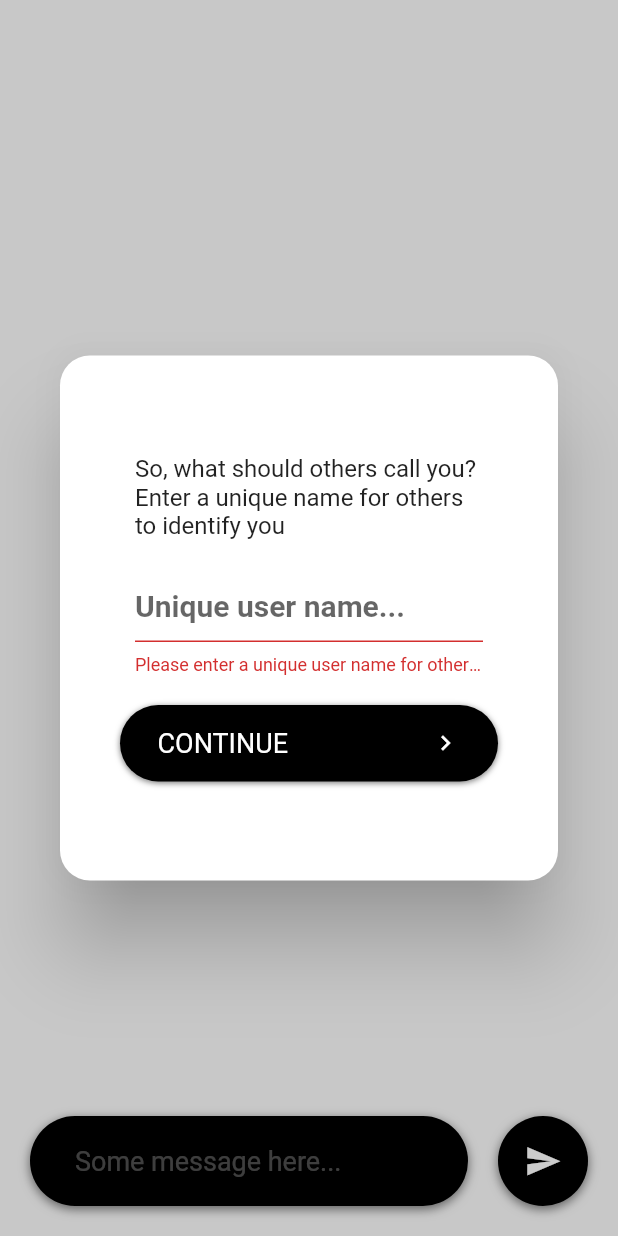
After one commit to gaurav-12/chat-app-flutter, a Flutter app: the screen it shows after launch, after a tap on "CONTINUE", on a phone screen of 412 x 824 dp. The commit adds this screen. Run offline on Flutter 3.47's test engine with Material 2 defaults, Android fonts, the phone set to English and light mode, and no system bars; our stand-ins replace socket_io_client; network calls fail.

Commit message:
Added notification box to update of new member added, and fixed UI issue for mobile

```diff
--- a/lib/ChatPage.dart
+++ b/lib/ChatPage.dart
@@ -1,6 +1,7 @@
 import 'dart:async';
 import 'dart:ui';
 
+import 'package:ChatApp/NameDialog.dart';
 import 'package:flutter/cupertino.dart';
 import 'package:flutter/material.dart';
 import 'package:socket_io_client/socket_io_client.dart' as SocketIO;
@@ -12,8 +13,13 @@ class ChatPage extends StatefulWidget {
   ChatPageState createState() => ChatPageState();
 }
 
-class ChatPageState extends State<ChatPage> {
+class ChatPageState extends State<ChatPage> with TickerProviderStateMixin {
   SocketIO.Socket socketIO;
+  String newMemberName;
+  double notificationBoxOp;
+  Animation<Offset> slideAnim;
+  AnimationController animController;
+
   List<dynamic> messages;
   double height, width;
   TextEditingController textController;
@@ -39,6 +45,16 @@ class ChatPageState extends State<ChatPage> {
   void initState() {
     super.initState();
 
+    socketIO = SocketIO.io(url, <String, dynamic>{
+      'autoConnect': false,
+    });
+    newMemberName = '';
+    notificationBoxOp = 0;
+    animController =
+        AnimationController(vsync: this, duration: Duration(milliseconds: 500));
+    slideAnim = Tween<Offset>(begin: Offset(0, -100), end: Offset.zero).animate(
+        new CurvedAnimation(parent: animController, curve: Curves.easeInOut));
+
     messages = List<dynamic>();
 
     textController = TextEditingController();
@@ -57,13 +73,15 @@ class ChatPageState extends State<ChatPage> {
     submittingName = false;
     nameValid = true;
     selfName = '';
+
+    WidgetsBinding.instance.addPostFrameCallback((_) {
+      showInitDialog(scaffoldContext);
+    });
   }
 
   bool connected = false;
-  void initSocket(context) {
-    print('Init Socket...');
-    socketIO = SocketIO.io(url);
-
+  Timer notificationTimer;
+  void initSocket(name) {
     socketIO.on('receive_message', (message) {
       setState(() {
         message['source'] = 'other';
@@ -73,21 +91,44 @@ class ChatPageState extends State<ChatPage> {
       });
     });
 
-    socketIO.connect();
+    socketIO.on('new_member', (message) {
+      print("New member added: " + message['name']);
+
+      animController.forward();
+      setState(() {
+        notificationBoxOp = 1;
+        newMemberName = message['name'];
+      });
+
+      if (notificationTimer != null) notificationTimer.cancel();
+      notificationTimer = Timer(Duration(seconds: 5), () {
+        animController.reverse();
+        setState(() {
+          notificationBoxOp = 0;
+        });
+      });
+    });
+
     socketIO.on('connect', (_) {
-      print('successfully connected!');
+      print('Successfully connected!');
       if (!connected) {
-        selfName = nameFieldController.text.trim();
-        Navigator.of(context).pop();
+        selfName = name.trim();
+        Navigator.of(scaffoldContext).pop();
         connected = true;
+
+        socketIO.emit('new_member', {'name': selfName});
       }
     });
+
     socketIO.on('connect_error', (_) {
-      print('an error occured while connecting to the server');
+      print('An error occured while connecting to the server');
     });
     socketIO.on('error', (_) {
       print('an error occured');
     });
+
+    print('Init Socket...');
+    socketIO.connect();
   }
 
   Timer timer;
@@ -126,100 +167,7 @@ class ChatPageState extends State<ChatPage> {
         barrierDismissible: false,
         context: contextParent,
         builder: (BuildContext context) {
-          return Dialog(
-            shape: RoundedRectangleBorder(
-                borderRadius: BorderRadius.circular(20.0)),
-            child: Container(
-              constraints: BoxConstraints.expand(height: 350, width: 500),
-              child: Padding(
-                padding: const EdgeInsets.all(20.0),
-                child: Column(
-                  mainAxisAlignment: MainAxisAlignment.center,
-                  crossAxisAlignment: CrossAxisAlignment.center,
-                  children: [
-                    Container(
-                      margin:
-                          EdgeInsets.symmetric(horizontal: 30, vertical: 20),
-                      child: Text(
-                        'So, what should others call you? Enter a unique name for others to identify you',
-                        style: TextStyle(fontSize: 16),
-                      ),
-                    ),
-                    Container(
-                        margin: EdgeInsets.symmetric(horizontal: 30),
-                        decoration: BoxDecoration(
-                            borderRadius: BorderRadius.circular(10),
-                            color: Colors.white),
-                        child: TextField(
-                            textInputAction: TextInputAction.done,
-                            controller: nameFieldController,
-                            onSubmitted: (value) => submitName(contextParent),
-                            enabled: !submittingName,
-                            style: TextStyle(
-                                fontWeight: FontWeight.bold,
-                                fontSize: 20,
-                                color: Colors.black),
-                            decoration: InputDecoration(
-                                hintText: 'Unique user name...',
-                                counterText: '',
-                                errorText: nameValid
-                                    ? null
-                                    : "Please enter a unique user name for others to identify you"),
-                            maxLines: 1,
-                            maxLength: 15)),
-                    Container(
-                        margin: EdgeInsets.all(20),
-                        decoration: BoxDecoration(
-                            borderRadius: BorderRadius.circular(100.0),
-                            color: Colors.black,
-                            boxShadow: [
-                              BoxShadow(
-                                  blurRadius: 3,
-                                  offset: Offset(0, 1),
-                                  color: Colors.black54)
-                            ]),
-                        child: RawMaterialButton(
-                          shape: new RoundedRectangleBorder(
-                              borderRadius: BorderRadius.circular(100.0)),
-                          onPressed: () => submitName(contextParent),
-                          padding: EdgeInsets.only(
-                              left: 25, top: 15, right: 25, bottom: 15),
-                          child: Row(
-                            crossAxisAlignment: CrossAxisAlignment.center,
-                            mainAxisAlignment: MainAxisAlignment.spaceBetween,
-                            children: [
-                              Text(
-                                "CONTINUE",
-                                style: TextStyle(
-                                    color: Colors.white, fontSize: 18),
-                              ),
-                              !submittingName
-                                  ? Icon(
-                                      Icons.chevron_right,
-                                      size: 20,
-                                      color: Colors.white,
-                                    )
-                                  : Center(
-                                      child: SizedBox(
-                                        width: 20,
-                                        height: 20,
-                                        child: CircularProgressIndicator(
-                                          backgroundColor: Colors.black,
-                                          strokeWidth: 2.0,
-                                          valueColor:
-                                              new AlwaysStoppedAnimation(
-                                                  Colors.white),
-                                        ),
-                                      ),
-                                    )
-                            ],
-                          ),
-                        ))
-                  ],
-                ),
-              ),
-            ),
-          );
+          return NameDialog(initSocket);
         });
   }
 
@@ -330,8 +278,7 @@ class ChatPageState extends State<ChatPage> {
                 };
 
                 //Send the message as JSON data to send_message event
-                socketIO.emitWithAck('send_message', messageObj,
-                  ack: (ackObj) {
+                socketIO.emitWithAck('send_message', messageObj, ack: (ackObj) {
                   print(ackObj);
 
                   //Add the message to the list
@@ -352,8 +299,7 @@ class ChatPageState extends State<ChatPage> {
                       curve: Curves.ease,
                     );
                   });
-                  }
-                );
+                });
               }
             },
             child: !sendingMessage
@@ -390,6 +336,83 @@ class ChatPageState extends State<ChatPage> {
         ));
   }
 
+  Widget buildNotificationBox() {
+    return Align(
+      alignment: Alignment.topCenter,
+      child: AnimatedOpacity(
+          duration: Duration(milliseconds: 250),
+          opacity: notificationBoxOp,
+          child: SlideTransition(
+            position: slideAnim,
+            child: Container(
+              width: 500,
+              height: 80,
+              decoration: BoxDecoration(
+                  borderRadius: BorderRadius.circular(5),
+                  color: Colors.black,
+                  boxShadow: [
+                    BoxShadow(
+                        blurRadius: 10,
+                        color: Colors.black45,
+                        offset: Offset(0, 1))
+                  ]),
+              padding: EdgeInsets.all(15),
+              margin: EdgeInsets.all(15),
+              child: Row(
+                mainAxisAlignment: MainAxisAlignment.spaceBetween,
+                children: [
+                  Padding(
+                    child: Icon(Icons.notifications_active,
+                        color: Colors.white, size: 35),
+                    padding: EdgeInsets.only(right: 30),
+                  ),
+                  Flexible(
+                    child: RichText(
+                        text: TextSpan(
+                            text: "Welcome another Rick to the Citadel with an interesting name, ",
+                            style: TextStyle(
+                              fontSize: 16,
+                              color: Colors.white70,
+                            ),
+                            children: [
+                          TextSpan(
+                            text: newMemberName,
+                            style: TextStyle(
+                                fontSize: 16,
+                                color: Colors.white,
+                                fontWeight: FontWeight.bold),
+                          )
+                        ])),
+                  ),
+                  Container(
+                    margin: EdgeInsets.only(left: 30),
+                    child: SizedBox(
+                        height: 40,
+                        width: 40,
+                        child: MaterialButton(
+                          padding: EdgeInsets.zero,
+                          shape: CircleBorder(),
+                          color: Colors.white12,
+                          onPressed: () {
+                            animController.reverse();
+                            setState(() {
+                              notificationBoxOp = 0;
+                            });
+                          },
+                          child: Icon(
+                            Icons.close,
+                            color: Colors.white,
+                            size: 20,
+                          ),
+                        )),
+                  )
+                ],
+              ),
+            ),
+          )),
+    );
+  }
+
   final mainScaffoldKey = GlobalKey<ScaffoldState>();
 
   @override
@@ -397,15 +420,6 @@ class ChatPageState extends State<ChatPage> {
     height = MediaQuery.of(context).size.height;
     width = MediaQuery.of(context).size.width;
     scaffoldContext = context;
-
-    WidgetsBinding.instance.addPostFrameCallback((_) {
-      if (showingDialog && !connected) {
-        Navigator.pop(context);
-        showInitDialog(context);
-      } else if (!connected) {
-        showInitDialog(context);
-      }
-    });
 
     return Scaffold(
         key: mainScaffoldKey,
@@ -416,7 +430,8 @@ class ChatPageState extends State<ChatPage> {
                 children: <Widget>[buildMessageList()],
               ),
             ),
-            buildInputArea()
+            buildInputArea(),
+            buildNotificationBox()
           ],
         ));
   }
--- /dev/null
+++ b/lib/NameDialog.dart
@@ -0,0 +1,154 @@
+import 'dart:async';
+import 'dart:ui';
+
+import 'package:flutter/cupertino.dart';
+import 'package:flutter/material.dart';
+
+class NameDialog extends StatefulWidget {
+  final InitSocketCallback initSocket;
+  NameDialog(this.initSocket);
+
+  @override
+  NameDialogState createState() => new NameDialogState();
+}
+
+class NameDialogState extends State<NameDialog> {
+  bool submittingName;
+  bool nameValid;
+  TextEditingController nameFieldController;
+
+  @override
+  void initState() {
+    super.initState();
+
+    nameFieldController = TextEditingController();
+    submittingName = false;
+    nameValid = true;
+  }
+
+  Timer timer;
+  void submitName() {
+    if (!submittingName) {
+      print('Submitting name...');
+      if (nameFieldController.text.trim().isEmpty) {
+        print('Invalid name');
+
+        setState(() {
+          nameValid = false;
+        });
+
+        if (timer != null) timer.cancel();
+        timer = Timer(Duration(seconds: 3), () {
+          setState(() {
+            nameValid = true;
+          });
+        });
+      } else {
+        print('Valid name');
+        if (timer != null) timer.cancel();
+        setState(() {
+          submittingName = true;
+          nameValid = true;
+        });
+
+        widget.initSocket(nameFieldController.text.trim());
+      }
+    }
+  }
+
+  @override
+  Widget build(BuildContext context) {
+    return Dialog(
+      shape: RoundedRectangleBorder(borderRadius: BorderRadius.circular(20.0)),
+      child: Container(
+        constraints: BoxConstraints.expand(height: 350, width: 500),
+        child: Padding(
+          padding: const EdgeInsets.all(20.0),
+          child: Column(
+            mainAxisAlignment: MainAxisAlignment.center,
+            crossAxisAlignment: CrossAxisAlignment.center,
+            children: [
+              Container(
+                margin: EdgeInsets.symmetric(horizontal: 30, vertical: 20),
+                child: Text(
+                  'So, what should others call you? Enter a unique name for others to identify you',
+                  style: TextStyle(fontSize: 16),
+                ),
+              ),
+              Container(
+                  margin: EdgeInsets.symmetric(horizontal: 30),
+                  decoration: BoxDecoration(
+                      borderRadius: BorderRadius.circular(10),
+                      color: Colors.white),
+                  child: TextField(
+                      textInputAction: TextInputAction.done,
+                      controller: nameFieldController,
+                      onSubmitted: (value) => submitName(),
+                      enabled: !submittingName,
+                      style: TextStyle(
+                          fontWeight: FontWeight.bold,
+                          fontSize: 20,
+                          color: Colors.black),
+                      decoration: InputDecoration(
+                          hintText: 'Unique user name...',
+                          counterText: '',
+                          errorText: nameValid
+                              ? null
+                              : "Please enter a unique user name for others to identify you"),
+                      maxLines: 1,
+                      maxLength: 15)),
+              Container(
+                  margin: EdgeInsets.all(20),
+                  decoration: BoxDecoration(
+                      borderRadius: BorderRadius.circular(100.0),
+                      color: Colors.black,
+                      boxShadow: [
+                        BoxShadow(
+                            blurRadius: 3,
+                            offset: Offset(0, 1),
+                            color: Colors.black54)
+                      ]),
+                  child: RawMaterialButton(
+                    shape: new RoundedRectangleBorder(
+                        borderRadius: BorderRadius.circular(100.0)),
+                    onPressed: () => submitName(),
+                    padding: EdgeInsets.only(
+                        left: 25, top: 15, right: 25, bottom: 15),
+                    child: Row(
+                      crossAxisAlignment: CrossAxisAlignment.center,
+                      mainAxisAlignment: MainAxisAlignment.spaceBetween,
+                      children: [
+                        Text(
+                          submittingName? "SAVING..." : "CONTINUE",
+                          style: TextStyle(color: submittingName? Colors.white38 : Colors.white, fontSize: 18),
+                        ),
+                        !submittingName
+                            ? Icon(
+                                Icons.chevron_right,
+                                size: 20,
+                                color: Colors.white,
+                              )
+                            : Center(
+                                child: SizedBox(
+                                  width: 20,
+                                  height: 20,
+                                  child: CircularProgressIndicator(
+                                    backgroundColor: Colors.black,
+                                    strokeWidth: 2.0,
+                                    valueColor: new AlwaysStoppedAnimation(
+                                        Colors.white38),
+                                  ),
+                                ),
+                              )
+                      ],
+                    ),
+                  ))
+            ],
+          ),
+        ),
+      ),
+    );
+  }
+}
+
+typedef InitSocketCallback = void Function(String name);
```
Lines whose indentation alone changed are shown as unchanged.
